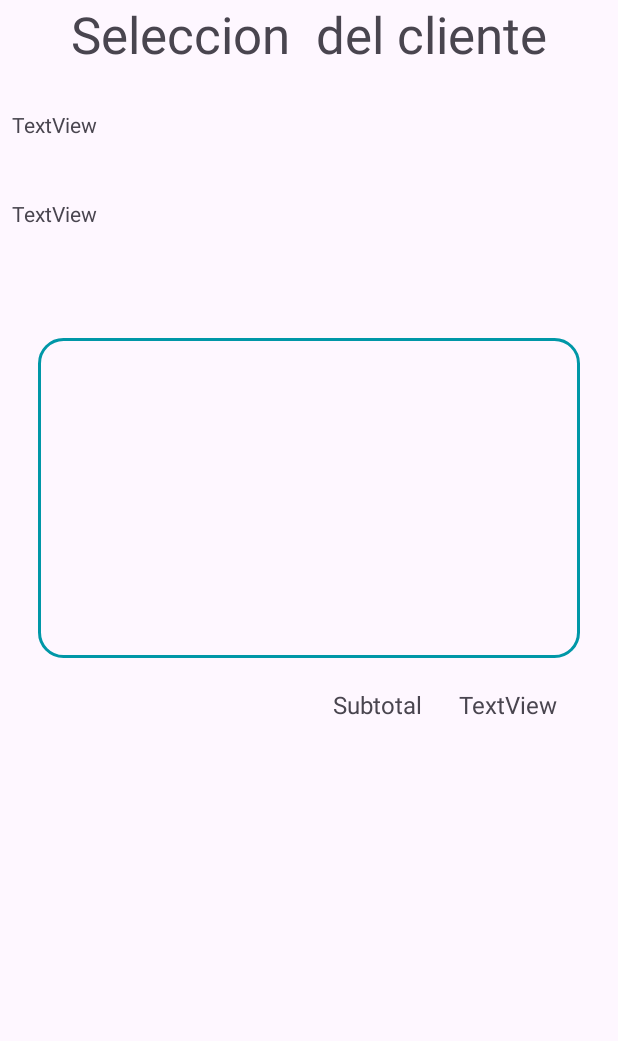
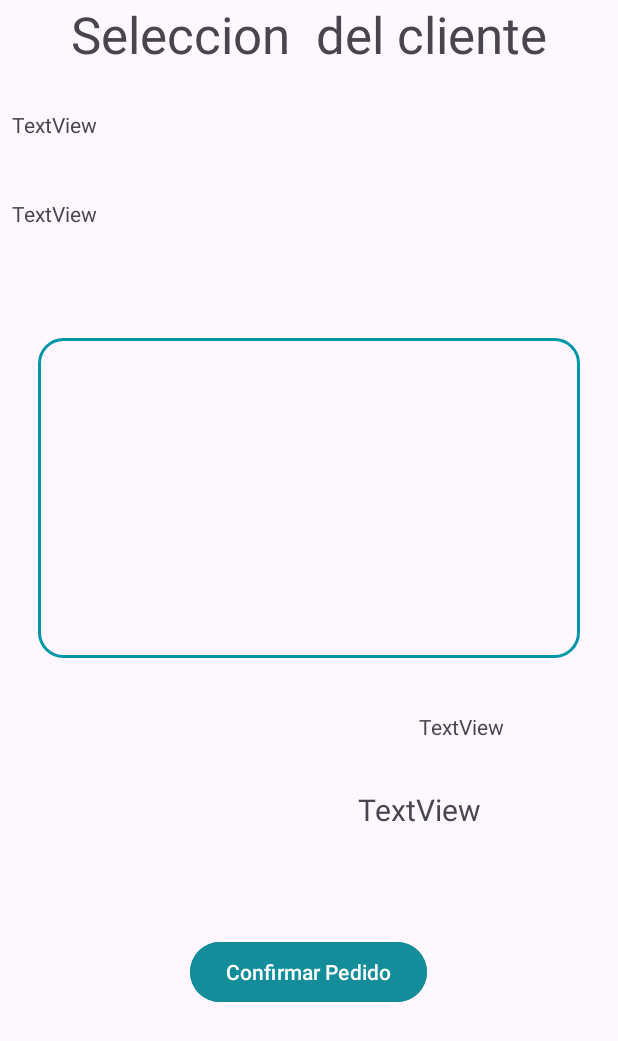
Before and after one commit to LAE1201Soo/GSangin, an Android app: the layout activity_analizar_pedido.xml on its own in the app's theme, with its tools: preview values and no code run, on a phone screen of 412 x 824 dp. Shown: the top 1041 px of the screen. Run offline under Robolectric (Android 15) with nearby library versions, the phone set to English and light mode, and no system bars.

Commit message:
muestra total en analizar pedido

```diff
--- a/app/src/main/res/layout/activity_analizar_pedido.xml
+++ b/app/src/main/res/layout/activity_analizar_pedido.xml
@@ -51,27 +51,39 @@
         app:layout_constraintTop_toBottomOf="@+id/txtidC" />
 
     <TextView
-        android:id="@+id/textView31"
+        android:id="@+id/txtsub"
         android:layout_width="wrap_content"
         android:layout_height="wrap_content"
-        android:layout_marginTop="20dp"
-        android:text="Subtotal"
-        android:textSize="16sp"
+        android:layout_marginTop="36dp"
+        android:layout_marginEnd="76dp"
+        android:text="TextView"
+        android:textSize="14sp"
         app:layout_constraintEnd_toEndOf="parent"
-        app:layout_constraintHorizontal_bias="0.629"
-        app:layout_constraintStart_toStartOf="parent"
         app:layout_constraintTop_toBottomOf="@+id/recyComfirma" />
 
     <TextView
-        android:id="@+id/textView32"
+        android:id="@+id/txttotal"
         android:layout_width="wrap_content"
         android:layout_height="wrap_content"
-        android:layout_marginTop="20dp"
+        android:layout_marginTop="32dp"
         android:text="TextView"
-        android:textSize="16sp"
+        android:textSize="20sp"
         app:layout_constraintEnd_toEndOf="parent"
-        app:layout_constraintHorizontal_bias="0.373"
-        app:layout_constraintStart_toEndOf="@+id/textView31"
-        app:layout_constraintTop_toBottomOf="@+id/recyComfirma" />
+        app:layout_constraintHorizontal_bias="0.723"
+        app:layout_constraintStart_toStartOf="parent"
+        app:layout_constraintTop_toBottomOf="@+id/txtsub" />
+
+    <Button
+        android:id="@+id/btComfirmsrPP"
+        android:layout_width="wrap_content"
+        android:layout_height="wrap_content"
+        android:backgroundTint="#138D9A"
+        android:text="Confirmar Pedido"
+        app:layout_constraintBottom_toBottomOf="parent"
+        app:layout_constraintEnd_toEndOf="parent"
+        app:layout_constraintHorizontal_bias="0.498"
+        app:layout_constraintStart_toStartOf="parent"
+        app:layout_constraintTop_toBottomOf="@+id/txttotal"
+        app:layout_constraintVertical_bias="0.317" />
 
 </androidx.constraintlayout.widget.ConstraintLayout>
--- a/app/src/main/res/layout/activity_pedido1.xml
+++ b/app/src/main/res/layout/activity_pedido1.xml
@@ -198,6 +198,7 @@
         android:layout_height="wrap_content"
         android:layout_marginTop="8dp"
         android:text="TextView"
+        android:visibility="invisible"
         app:layout_constraintEnd_toEndOf="parent"
         app:layout_constraintHorizontal_bias="0.838"
         app:layout_constraintStart_toStartOf="parent"
```
Also changed, not shown: app/src/main/java/com/example/gsangin/AnalizarPedido.kt (+15 -3 lines), app/src/main/java/com/example/gsangin/model/Pedido1.kt (+12 -24 lines).
